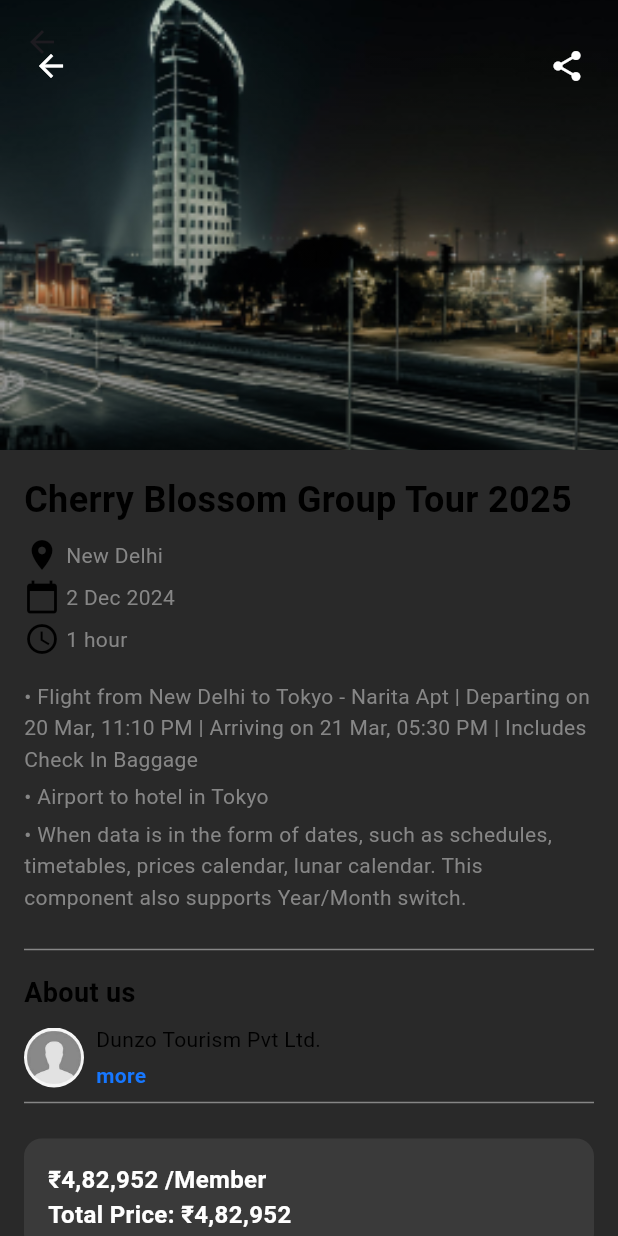
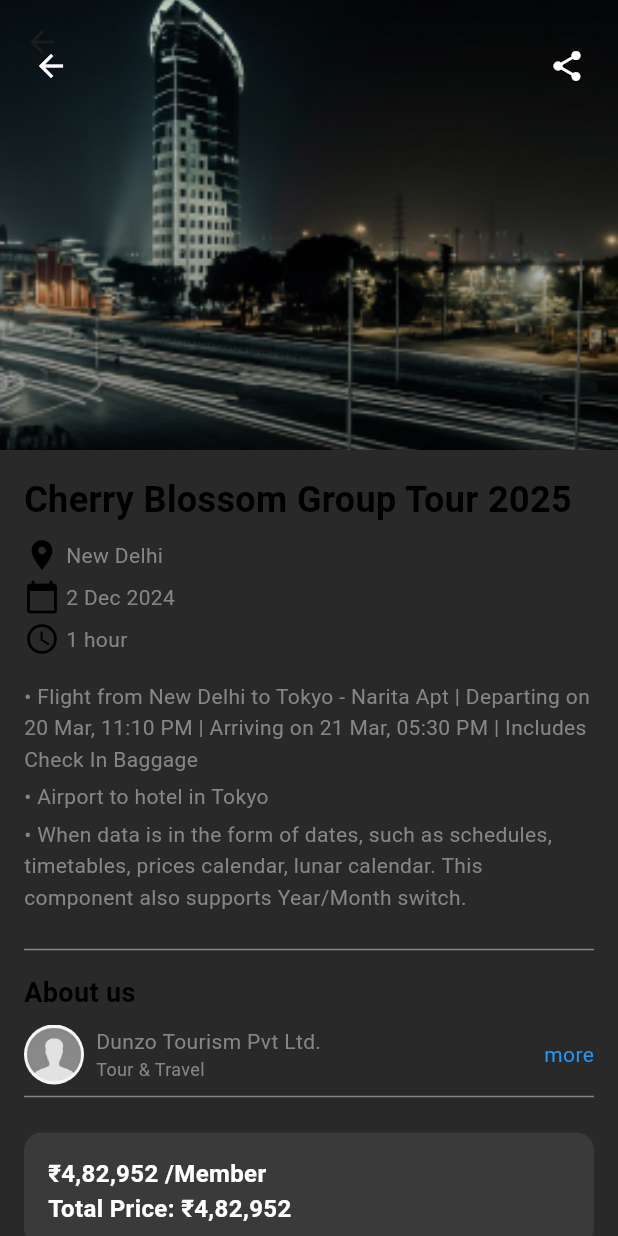
Before and after one commit to KrtiinSharma/nido_app, a Flutter app: the screen it shows after launch, after a tap on "Cherry Blossom Group Tour 2025", on a phone screen of 412 x 824 dp. Run offline on Flutter 3.47's test engine with Material 3 defaults, Android fonts, the phone set to English and light mode, and no system bars; our stand-ins replace image_picker; missing offline and left inert: barcode_scan2.

Commit message:
more changes

```diff
--- a/lib/tour_details.dart
+++ b/lib/tour_details.dart
@@ -150,7 +150,9 @@
                 ),
                 const SizedBox(height: 8),
                 Row(
-                  crossAxisAlignment: CrossAxisAlignment.center,
+                  mainAxisAlignment: MainAxisAlignment.spaceBetween,
+                  children: [
+                    Row(
                       children: [
                         ClipOval(
                           child: Image.asset(
@@ -161,27 +163,25 @@
                           ),
                         ),
                         const SizedBox(width: 8),
-                    Expanded(
-                      child: Column(
+                        Column(
                           crossAxisAlignment: CrossAxisAlignment.start,
-                        children: [
-                          const Text(
+                          children: const [
+                            Text(
                               'Dunzo Tourism Pvt Ltd.',
-                            style: TextStyle(color: Colors.black),
+                              style: TextStyle(color: Color(0xFF868686)),
                             ),
-                          const SizedBox(height: 4),
-                          GestureDetector(
-                            onTap: () {},
-                            child: const Text(
-                              'more',
+                            Text(
+                              'Tour & Travel',
                               style: TextStyle(
-                                color: Color(0xFF1677FF),
-                                fontWeight: FontWeight.bold,
-                              ),
-                            ),
+                                  color: Color(0xFF868686), fontSize: 12),
                             ),
                           ],
                         ),
+                      ],
+                    ),
+                    const Text(
+                      'more',
+                      style: TextStyle(color: Colors.blue),
                     ),
                   ],
                 ),
@@ -222,7 +222,10 @@
                         borderRadius: BorderRadius.circular(8),
                       ),
                     ),
-                    child: const Text('Book Now'),
+                    child: const Text(
+                      'Book Now',
+                      style: TextStyle(color: Colors.white),
+                    ),
                   ),
                 ),
                 const SizedBox(height: 16),
```
Lines whose indentation alone changed are shown as unchanged.
